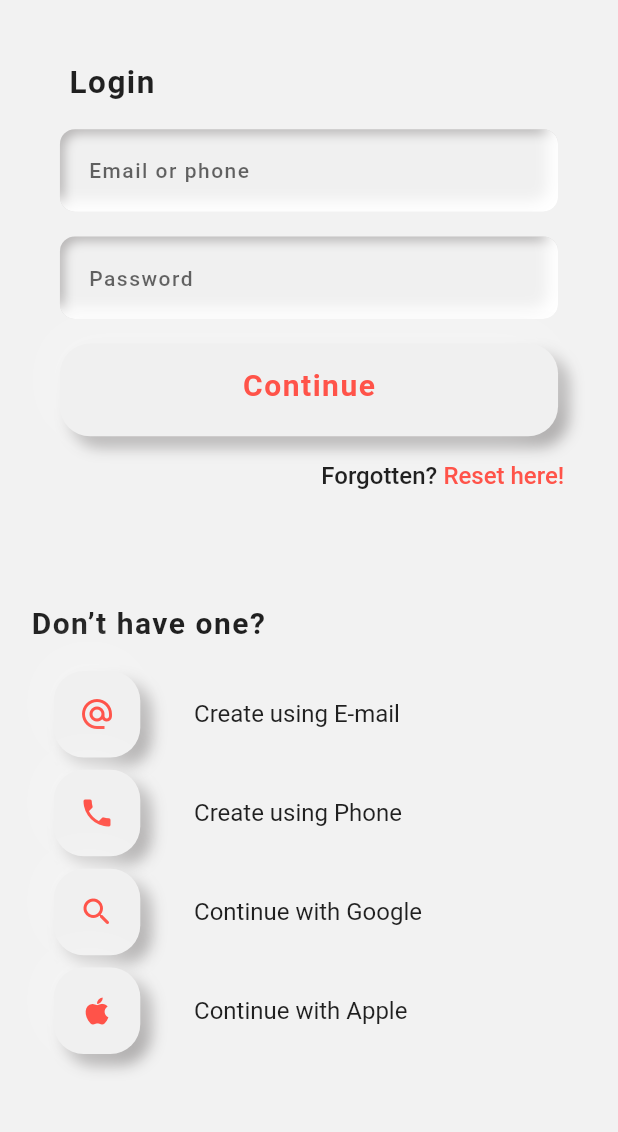
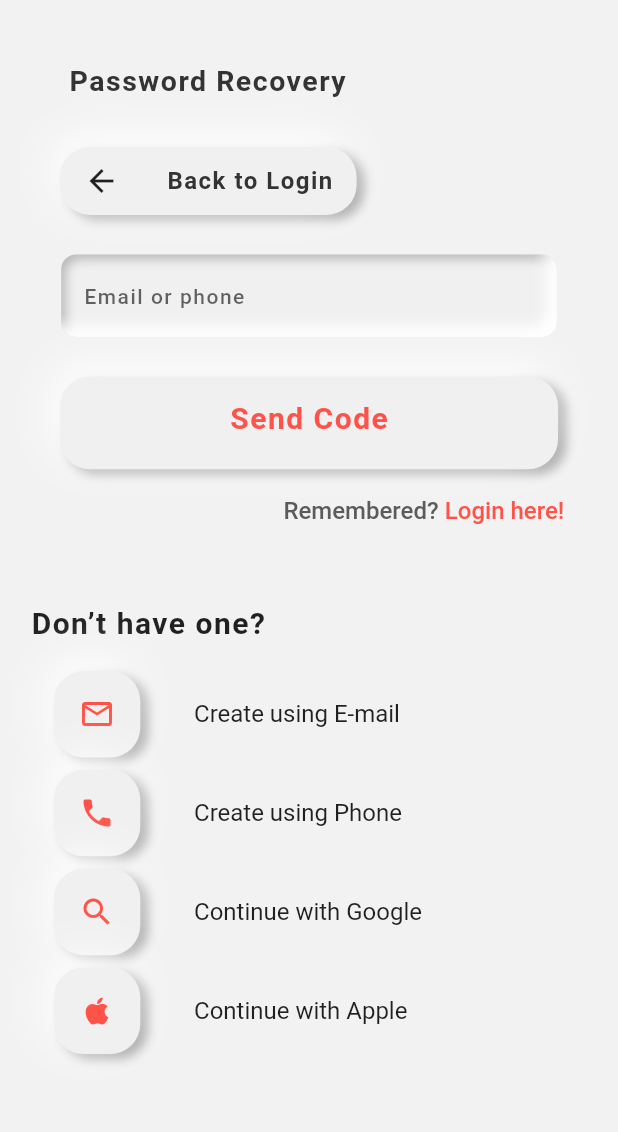
Before and after one commit to VedantPancholi/Mybindel, a Flutter app: the screen it shows after launch, after a tap on "Reset here!", on a phone screen of 412 x 824 dp, the part 99-1231 px from its top. Run offline on Flutter 3.47's test engine with Material 2 defaults, Android fonts, the light colour scheme and no system bars; our stand-ins replace flutter_inset_box_shadow; Roboto replaces fonts that are missing (Avant).

Commit message:
With both theme

```diff
--- a/lib/palette/palette.dart
+++ b/lib/palette/palette.dart
@@ -14,14 +14,14 @@ BoxDecoration neu_Morphism = BoxDecoration(
     color: Color.fromRGBO(240, 240, 240, 1),
     boxShadow: [
       BoxShadow(
-        blurRadius: 8,
-        offset: Offset(7, 7),
+        blurRadius: 5,
+        offset: Offset(5, 3),
         color: Color.fromRGBO(164, 162, 162, 1.0),
       ),
       BoxShadow(
         blurRadius: 25,
         offset: Offset(-5, -7),
-        color: Color.fromRGBO(245, 245, 245, 1.0),
+        color: Color.fromRGBO(255, 255, 255, 1.0),
       ),
     ]);
 
@@ -31,14 +31,14 @@ BoxDecoration dark_neu_Morphism = BoxDecoration(
     color: Color.fromRGBO(25, 25, 25, 1.0),
     boxShadow: [
       BoxShadow(
-        blurRadius: 8,
+        blurRadius: 5,
         offset: Offset(5, 7),
-        color: Color.fromRGBO(0, 0, 0, 1.0),
+        color: Color.fromRGBO(18, 18, 18, 1.0),
       ),
       BoxShadow(
-        blurRadius: 12,
+        blurRadius: 3,
         offset: Offset(-3, -5),
-        color: Color.fromRGBO(39, 39, 39, 1.0),
+        color: Color.fromRGBO(33, 33, 33, 1.0),
       ),
     ]);
 
@@ -66,13 +66,13 @@ BoxDecoration textFormField_neu_morphism = BoxDecoration(
 
 BoxDecoration dark_textFormField_neu_morphism = BoxDecoration(
     borderRadius: BorderRadius.circular(10),
-    color: Color.fromRGBO(32, 32, 32, 1.0),
+    color: Color.fromRGBO(30, 30, 30, 1.0),
     boxShadow: [
       BoxShadow(
         inset: true,
         blurRadius: 5,
         offset: Offset(3,3),
-        color: Color.fromRGBO(0, 0, 0, 1.0),
+        color: Color.fromRGBO(10, 10, 10, 1.0),
       ),
       BoxShadow(
         inset: true,
--- a/lib/screens/loginPage.dart
+++ b/lib/screens/loginPage.dart
@@ -1,5 +1,8 @@
 import 'package:flutter/material.dart';
+import 'package:mybindel_test/screens/sendCodePage.dart';
+import 'package:mybindel_test/widgets/creatorButton_widget.dart';
 // import 'package:font_awesome_flutter/font_awesome_flutter.dart';
+import '../pagerouter/customPageRouter.dart';
 import '../palette/palette.dart';
 import '../widgets/fieldbutton_widget.dart';
 import '../widgets/rowbutton_widget.dart';
@@ -136,95 +139,99 @@ class _login_pageState extends State<login_page> {
                           color: orange_color,
                           fontWeight: FontWeight.w500),
                     ),
-                    onTap: () {},
+                    onTap: () {
+                      Navigator.push(
+                          context, custompageroute(child: sendCode()));
+                    },
                   )
                 ],
               )
             ],
           ),
         ),
-        Expanded(
-          child: Container(
-            width: size.width,
-            // color: Colors.green,
-            color: theme == Brightness.light
-                ? light_Scaffold_color
-                : dark_Scaffold_color,
-
-            child: Column(
-              mainAxisAlignment: MainAxisAlignment.start,
-              crossAxisAlignment: CrossAxisAlignment.start,
-              children: [
-                Padding(
-                    padding: EdgeInsets.symmetric(
-                        vertical: size.height * 0.020,
-                        horizontal: size.width * 0.050),
-                    child: Text(
-                      "Don’t have one?",
-                      style: TextStyle(
-                          fontFamily: 'Avant',
-                          fontSize: 20,
-                          fontWeight: FontWeight.w600,
-                          // color: Color.fromRGBO(51, 51, 51, 1),
-                          letterSpacing: 1),
-                    )),
-                rowbutton(
-                  title: 'Create using E-mail',
-                  icon: Icons.alternate_email,
-                  onpressed: () {
-                    print("ok");
-                  },
-                  margin: EdgeInsets.symmetric(
-                      vertical: size.height * 0.005,
-                      horizontal: size.width * 0.087),
-                  iconHeight: size.height * 0.07,
-                  iconWidth: size.width * 0.14,
-                  width: size.width * 0.60,
-                ),
-                rowbutton(
-                  title: 'Create using Phone',
-                  icon: Icons.phone,
-                  onpressed: () {
-                    print("ok");
-                  },
-                  margin: EdgeInsets.symmetric(
-                      vertical: size.height * 0.005,
-                      horizontal: size.width * 0.087),
-                  iconHeight: size.height * 0.07,
-                  iconWidth: size.width * 0.14,
-                  width: size.width * 0.60,
-                ),
-                rowbutton(
-                  title: 'Continue with Google',
-                  icon: Icons.search_rounded,
-                  // FaIcon(FontAwesomeIcons.google),
-                  onpressed: () {
-                    print("ok");
-                  },
-                  margin: EdgeInsets.symmetric(
-                      vertical: size.height * 0.005,
-                      horizontal: size.width * 0.087),
-                  iconHeight: size.height * 0.07,
-                  iconWidth: size.width * 0.14,
-                  width: size.width * 0.60,
-                ),
-                rowbutton(
-                  title: 'Continue with Apple',
-                  icon: Icons.apple,
-                  onpressed: () {
-                    print("ok");
-                  },
-                  margin: EdgeInsets.symmetric(
-                      vertical: size.height * 0.005,
-                      horizontal: size.width * 0.087),
-                  iconHeight: size.height * 0.07,
-                  iconWidth: size.width * 0.14,
-                  width: size.width * 0.60,
-                )
-              ],
-            ),
-          ),
-        )
+        creatorButton(size),
+        // Expanded(
+        //   child: Container(
+        //     width: size.width,
+        //     // color: Colors.green,
+        //     color: theme == Brightness.light
+        //         ? light_Scaffold_color
+        //         : dark_Scaffold_color,
+        //
+        //     child: Column(
+        //       mainAxisAlignment: MainAxisAlignment.start,
+        //       crossAxisAlignment: CrossAxisAlignment.start,
+        //       children: [
+        //         Padding(
+        //             padding: EdgeInsets.symmetric(
+        //                 vertical: size.height * 0.020,
+        //                 horizontal: size.width * 0.050),
+        //             child: Text(
+        //               "Don’t have one?",
+        //               style: TextStyle(
+        //                   fontFamily: 'Avant',
+        //                   fontSize: 20,
+        //                   fontWeight: FontWeight.w600,
+        //                   // color: Color.fromRGBO(51, 51, 51, 1),
+        //                   letterSpacing: 1),
+        //             )),
+        //         rowbutton(
+        //           title: 'Create using E-mail',
+        //           icon: Icons.alternate_email,
+        //           onpressed: () {
+        //             print("ok");
+        //           },
+        //           margin: EdgeInsets.symmetric(
+        //               vertical: size.height * 0.005,
+        //               horizontal: size.width * 0.087),
+        //           iconHeight: size.height * 0.07,
+        //           iconWidth: size.width * 0.14,
+        //           width: size.width * 0.60,
+        //         ),
+        //         rowbutton(
+        //           title: 'Create using Phone',
+        //           icon: Icons.phone,
+        //           onpressed: () {
+        //             print("ok");
+        //           },
+        //           margin: EdgeInsets.symmetric(
+        //               vertical: size.height * 0.005,
+        //               horizontal: size.width * 0.087),
+        //           iconHeight: size.height * 0.07,
+        //           iconWidth: size.width * 0.14,
+        //           width: size.width * 0.60,
+        //         ),
+        //         rowbutton(
+        //           title: 'Continue with Google',
+        //           icon: Icons.search_rounded,
+        //           // FaIcon(FontAwesomeIcons.google),
+        //           onpressed: () {
+        //             print("ok");
+        //           },
+        //           margin: EdgeInsets.symmetric(
+        //               vertical: size.height * 0.005,
+        //               horizontal: size.width * 0.087),
+        //           iconHeight: size.height * 0.07,
+        //           iconWidth: size.width * 0.14,
+        //           width: size.width * 0.60,
+        //         ),
+        //         rowbutton(
+        //           title: 'Continue with Apple',
+        //           icon: Icons.apple,
+        //           onpressed: () {
+        //             print("ok");
+        //           },
+        //           margin: EdgeInsets.symmetric(
+        //               vertical: size.height * 0.005,
+        //               horizontal: size.width * 0.087),
+        //           iconHeight: size.height * 0.07,
+        //           iconWidth: size.width * 0.14,
+        //           width: size.width * 0.60,
+        //         )
+        //       ],
+        //     ),
+        //   ),
+        // ),
       ]),
     );
   }
--- /dev/null
+++ b/lib/screens/sendCodePage.dart
@@ -0,0 +1,173 @@
+import 'package:flutter/material.dart';
+
+import '../pagerouter/customPageRouter.dart';
+import '../palette/palette.dart';
+import '../widgets/creatorButton_widget.dart';
+import '../widgets/fieldbutton_widget.dart';
+import '../widgets/textformfield.dart';
+import 'EnterCodePage.dart';
+
+
+class sendCode extends StatefulWidget {
+  @override
+  State<sendCode> createState() => _sendCodeState();
+}
+
+class _sendCodeState extends State<sendCode> {
+  TextEditingController _emailcontroller = TextEditingController();
+
+  @override
+  Widget build(BuildContext context) {
+    final size = MediaQuery.of(context).size;
+
+    return Scaffold(
+      resizeToAvoidBottomInset: false,
+      body: Column(children: [
+        Container(
+          alignment: Alignment.center,
+          height: size.height * 0.12,
+          width: size.width,
+          color: theme == Brightness.light
+              ? light_Scaffold_color
+              : dark_Scaffold_color,
+          child: Row(mainAxisAlignment: MainAxisAlignment.center, children: [
+            Container(
+                height: size.height * 0.04,
+                width: size.width * 0.076,
+                alignment: Alignment.center,
+                decoration: BoxDecoration(
+                    image:
+                    DecorationImage(image: AssetImage('asset/images/logo.png')))),
+            SizedBox(width: size.width * 0.010),
+            Container(
+                height: size.height * 0.04,
+                width: size.width * 0.27,
+                alignment: Alignment.center,
+                decoration: BoxDecoration(
+                  // image: DecorationImage(
+                  //   image: AssetImage('asset/images/mainTitle.png'
+                  //       ''),
+                  // ),
+                ),
+                child: Text("Mybindle",style: TextStyle(fontWeight: FontWeight.w700,fontSize: 22,letterSpacing: 1.5),),),
+          ]),
+        ),
+        Container(
+          padding: EdgeInsets.symmetric(horizontal: size.width * 0.087),
+          color: theme == Brightness.light
+              ? light_Scaffold_color
+              : dark_Scaffold_color,
+          height: size.height * 0.43,
+          width: size.width,
+          //  color: Color(0xffff0707),
+          child: Column(
+            crossAxisAlignment: CrossAxisAlignment.start,
+            children: [
+              Padding(
+                padding: const EdgeInsets.all(10.0),
+                child:  Text(
+                  "Password Recovery",
+                  style: TextStyle(
+                      color: theme == Brightness.light ? const Color.fromRGBO(51, 51, 51, 1) : Colors.grey.shade100,
+                      // fontFamily: 'Avant',
+                      fontSize: 19,
+                      letterSpacing: 1,
+                      fontWeight: FontWeight.w700),
+                ),
+              ),
+              SizedBox(height: size.height * 0.018),
+              Padding(
+                  padding: EdgeInsets.symmetric(
+                      vertical: size.height * 0.010,
+                      horizontal: size.width * 0.010),
+                  child: InkWell(
+                    onTap: () {
+                      Navigator.of(context).pop();
+                    },
+                    child: Container(
+                      decoration: theme == Brightness.light?neu_Morphism : dark_neu_Morphism,
+                      // BoxDecoration(
+                      //     border: Border.all(
+                      //         width: 1, color: Color.fromRGBO(94, 94, 94, 1)),
+                      //     borderRadius: BorderRadius.circular(7)),
+                      height: size.height * 0.055,
+                      width: size.width * 0.48,
+                      child:  Row(
+                        mainAxisAlignment: MainAxisAlignment.spaceAround,
+                        children: [
+                          Icon(Icons.arrow_back),
+                          Text(
+                            "Back to Login",
+                            style: TextStyle(
+                                color: theme == Brightness.light ? const Color.fromRGBO(51, 51, 51, 1) : Colors.grey.shade300,
+                                // fontFamily: 'Avant',
+                                fontSize: 16,
+                                letterSpacing: 1,
+                                fontWeight: FontWeight.w600),
+                          )
+                        ],
+                      ),
+                    ),
+                  )),
+              SizedBox(height: size.height * 0.012),
+              Padding(
+                padding: EdgeInsets.symmetric(
+                    vertical: size.height * 0.010,
+                    horizontal: size.width * 0.012),
+                child: textfields(
+                  hintText: 'Email or phone',
+                  keybordType: TextInputType.emailAddress,
+                  textController: _emailcontroller,
+                  //icon: Icons.password,
+                ),
+              ),
+              SizedBox(height: size.height * 0.012),
+              Padding(
+                  padding: EdgeInsets.symmetric(
+                      vertical: size.height * 0.010,
+                      horizontal: size.width * 0.010),
+                  child: fieldbutton(
+                      title: "Send Code",
+                      height: size.height * 0.075,
+                      width: size.width * 0.82,
+                      onpressed: () {
+                        print(_emailcontroller.text);
+                        Navigator.push(
+                            context, custompageroute(child: enterCode()));
+                      })),
+              SizedBox(height: size.height*0.012,),
+              Row(
+                mainAxisAlignment: MainAxisAlignment.end,
+                children: [
+                  Text(
+                    'Remembered?',
+                    style: TextStyle(
+                        // fontFamily: 'Avant',
+                        fontSize: 16,
+                        color: theme == Brightness.light ? const Color.fromRGBO(91, 91, 91, 1) : Colors.grey.shade100,
+                        fontWeight: FontWeight.w500),
+                  ),
+                  SizedBox(
+                    width: size.width * 0.01,
+                  ),
+                  GestureDetector(
+                    child: Text(
+                      'Login here!',
+                      style: TextStyle(
+                          // fontFamily: 'Avant',
+                          fontSize: 16,
+                          color: orange_color,
+                          fontWeight: FontWeight.w500),
+                    ),
+                    onTap: () {},
+                  )
+                ],
+              )
+            ],
+          ),
+        ),
+        creatorButton(size)
+      ]),
+    );
+  }
+}
--- /dev/null
+++ b/lib/widgets/creatorButton_widget.dart
@@ -0,0 +1,84 @@
+import 'package:flutter/material.dart';
+import '../palette/palette.dart';
+import 'rowbutton_widget.dart';
+
+Widget creatorButton(size) {
+  return Expanded(
+    child: Container(
+      width: size.width,
+      // color: Colors.green,
+      decoration: BoxDecoration(
+      color: theme == Brightness.light
+      ? light_Scaffold_color
+      : dark_Scaffold_color,
+      ),
+      child: Column(
+        mainAxisAlignment: MainAxisAlignment.start,
+        crossAxisAlignment: CrossAxisAlignment.start,
+        children: [
+          Padding(
+              padding: EdgeInsets.symmetric(
+                  vertical: size.height * 0.020,
+                  horizontal: size.width * 0.050),
+              child: Text(
+                "Don’t have one?",
+                style: TextStyle(
+                    // fontFamily: 'Avant',
+                    fontSize: 20,
+                    fontWeight: FontWeight.w600,
+                    // color: Color.fromRGBO(51, 51, 51, 1),
+                    letterSpacing: 1),
+              )),
+          rowbutton(
+            title: 'Create using E-mail',
+            icon: Icons.email_outlined,
+            onpressed: () {
+              print("Email pressed");
+            },
+            margin: EdgeInsets.symmetric(
+                vertical: size.height * 0.005, horizontal: size.width * 0.087),
+            iconHeight: size.height * 0.07,
+            iconWidth: size.width * 0.14,
+            width: size.width * 0.60,
+          ),
+          rowbutton(
+            title: 'Create using Phone',
+            icon: Icons.phone,
+            onpressed: () {
+              print("Phone pressed");
+            },
+            margin: EdgeInsets.symmetric(
+                vertical: size.height * 0.005, horizontal: size.width * 0.087),
+            iconHeight: size.height * 0.07,
+            iconWidth: size.width * 0.14,
+            width: size.width * 0.60,
+          ),
+          rowbutton(
+            title: 'Continue with Google',
+            icon: Icons.search,
+            onpressed: () {
+              print("Search pressed");
+            },
+            margin: EdgeInsets.symmetric(
+                vertical: size.height * 0.005, horizontal: size.width * 0.087),
+            iconHeight: size.height * 0.07,
+            iconWidth: size.width * 0.14,
+            width: size.width * 0.60,
+          ),
+          rowbutton(
+            title: 'Continue with Apple',
+            icon: Icons.apple,
+            onpressed: () {
+              print("Apple pressed");
+            },
+            margin: EdgeInsets.symmetric(
+                vertical: size.height * 0.005, horizontal: size.width * 0.087),
+            iconHeight: size.height * 0.07,
+            iconWidth: size.width * 0.14,
+            width: size.width * 0.60,
+          )
+        ],
+      ),
+    ),
+  );
+}
--- a/lib/widgets/rowbutton_widget.dart
+++ b/lib/widgets/rowbutton_widget.dart
@@ -63,7 +63,7 @@ class _rowbuttonState extends State<rowbutton> {
                 widget.title,
                 textAlign: TextAlign.center,
                 style: TextStyle(
-                    fontFamily: 'Avant',
+                    // fontFamily: 'Avant',
                     fontSize: 16,
                     // color: Color.fromRGBO(51, 51, 51, 1),
                 ),
--- a/lib/widgets/textformfield.dart
+++ b/lib/widgets/textformfield.dart
@@ -30,7 +30,7 @@ class _textfieldState extends State<textfields> {
 
         controller: widget.textController,
         decoration: InputDecoration(
-          contentPadding: EdgeInsets.symmetric(vertical: 18.0, horizontal: 10.0),
+          contentPadding: EdgeInsets.symmetric(vertical: 18.0, horizontal: 15.0),
           border: InputBorder.none,
           //
           // border: OutlineInputBorder(
@@ -51,7 +51,7 @@ class _textfieldState extends State<textfields> {
           hintText: widget.hintText,
           hintStyle: TextStyle(
               fontSize: 14,
-              fontFamily: 'Avant',
+              // fontFamily: 'Avant',
               // color: Color.fromRGBO(94, 94, 94, 1),
               letterSpacing: 1,
               fontWeight: FontWeight.w500),
```
Also changed, not shown: lib/main.dart (+10 -8 lines), lib/screens/EnterCodePage.dart (added, +161 -0 lines).
